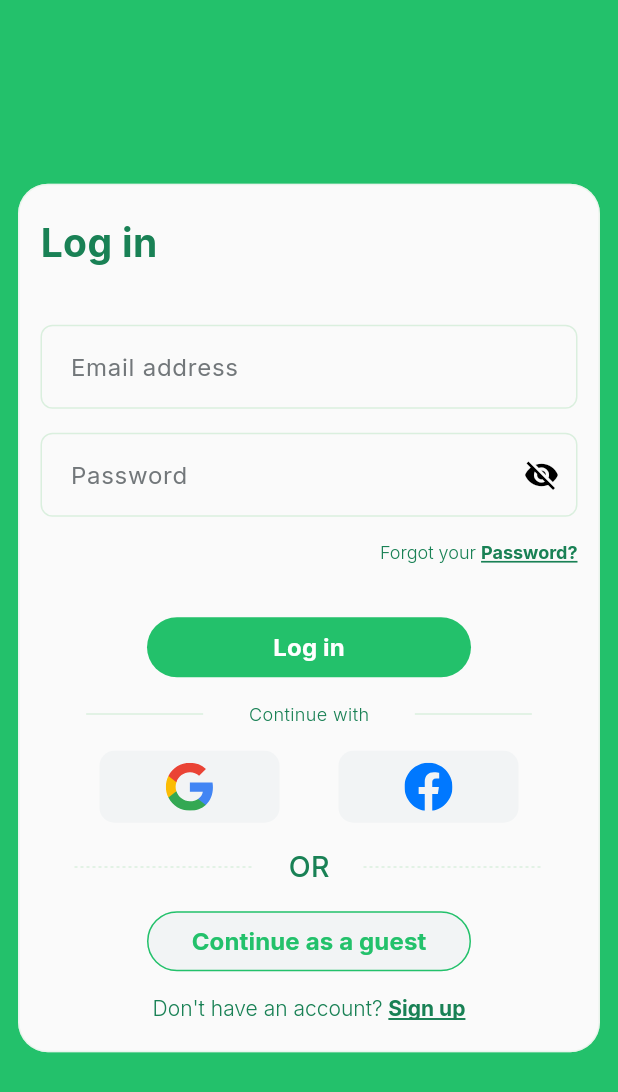
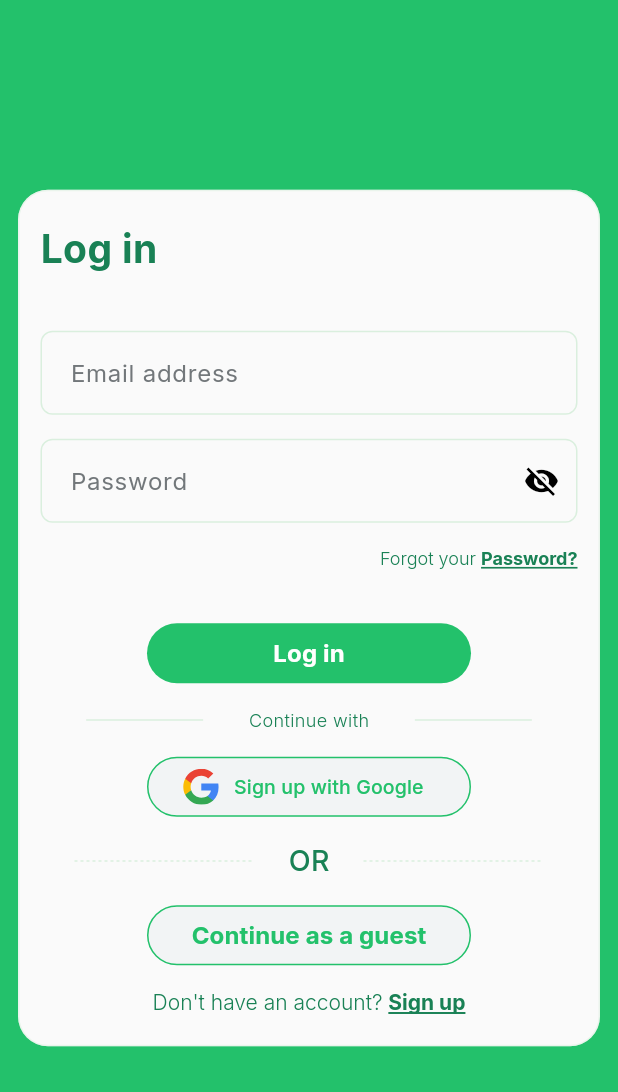
Before and after one commit to MinhNhatQA15101910/se121.badcourt, a Flutter app: the AuthScreen screen opened by its route, on a phone screen of 412 x 824 dp. Shown: the top 1092 px of the screen. Run offline on Flutter 3.47's test engine with Material 3 defaults, Android fonts, the phone set to English and light mode, and no system bars; drawn by our look-alikes of dotted_line; our stand-ins replace carousel_slider, email_validator, flutter_svg, google_fonts, google_sign_in, pinput and 2 more; missing offline and left inert: flutter_icon_snackbar; accounts and stored records are empty.

Commit message:
Delete facebook oauth button, adjust login with google logic.

```diff
--- a/frontend/lib/features/auth/widgets/login_form.dart
+++ b/frontend/lib/features/auth/widgets/login_form.dart
@@ -2,12 +2,12 @@ import 'package:dotted_line/dotted_line.dart';
 import 'package:email_validator/email_validator.dart';
 import 'package:flutter/gestures.dart';
 import 'package:flutter/material.dart';
+import 'package:flutter_svg/svg.dart';
 import 'package:frontend/common/widgets/custom_textfield.dart';
 import 'package:frontend/common/widgets/loader.dart';
 import 'package:frontend/constants/global_variables.dart';
 import 'package:frontend/features/auth/services/auth_service.dart';
 import 'package:frontend/features/auth/widgets/forgot_password_form.dart';
-import 'package:frontend/features/auth/widgets/oauth_button.dart';
 import 'package:frontend/features/auth/widgets/sign_up_form.dart';
 import 'package:frontend/providers/auth_form_provider.dart';
 import 'package:google_fonts/google_fonts.dart';
@@ -253,24 +253,45 @@ class _LoginFormState extends State<LoginForm> {
               const SizedBox(height: 16),
 
               // OAuth buttons
-              Row(
-                mainAxisAlignment: MainAxisAlignment.spaceEvenly,
-                children: [
-                  _isLoginWithGoogleLoading
-                      ? Container(
-                          width: 120,
-                          height: 48,
-                          child: const Loader(),
-                        )
-                      : OAuthButton(
-                          assetName: 'assets/vectors/vector-google.svg',
+              // Sign up with Google button.
+              Align(
+                alignment: Alignment.center,
+                child: _isLoginWithGoogleLoading
+                    ? const Loader()
+                    : SizedBox(
+                        width: 216,
+                        height: 40,
+                        child: ElevatedButton(
                           onPressed: _loginWithGoogle,
+                          style: ElevatedButton.styleFrom(
+                            backgroundColor: GlobalVariables.lightGrey,
+                            elevation: 0,
+                            shape: RoundedRectangleBorder(
+                              borderRadius: BorderRadius.circular(20),
+                              side: BorderSide(
+                                color: GlobalVariables.green,
+                              ),
+                            ),
+                          ),
+                          child: Row(
+                            children: [
+                              SvgPicture.asset(
+                                'assets/vectors/vector-google.svg',
+                                width: 24,
+                                height: 24,
+                              ),
+                              const SizedBox(width: 10),
+                              Text(
+                                'Sign up with Google',
+                                style: GoogleFonts.inter(
+                                  fontSize: 13,
+                                  color: GlobalVariables.green,
+                                ),
+                              ),
+                            ],
+                          ),
                         ),
-                  OAuthButton(
-                    assetName: 'assets/vectors/vector-facebook.svg',
-                    onPressed: () {},
-                  ),
-                ],
+                      ),
               ),
               const SizedBox(height: 16),
 
--- a/frontend/lib/features/auth/widgets/oauth_button.dart
+++ /dev/null
@@ -1,37 +0,0 @@
-import 'package:flutter/material.dart';
-import 'package:flutter_svg/svg.dart';
-import 'package:frontend/constants/global_variables.dart';
-
-class OAuthButton extends StatelessWidget {
-  const OAuthButton({
-    super.key,
-    required this.assetName,
-    required this.onPressed,
-  });
-
-  final String assetName;
-  final VoidCallback onPressed;
-
-  @override
-  Widget build(BuildContext context) {
-    return SizedBox(
-      width: 120,
-      height: 48,
-      child: ElevatedButton(
-        onPressed: onPressed,
-        child: SvgPicture.asset(
-          assetName,
-          width: 32,
-          height: 32,
-        ),
-        style: ElevatedButton.styleFrom(
-          shape: RoundedRectangleBorder(
-            borderRadius: BorderRadius.circular(10),
-          ),
-          backgroundColor: GlobalVariables.lightGrey,
-          elevation: 0,
-        ),
-      ),
-    );
-  }
-}
```
Also changed, not shown: frontend/lib/features/auth/widgets/sign_up_form.dart (+38 -18 lines), 1 other file.
